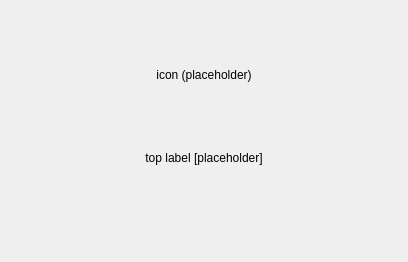
GrossLukas/client, file src/gui/loginrequireddialog/loginrequireddialog.ui: the form before one commit.
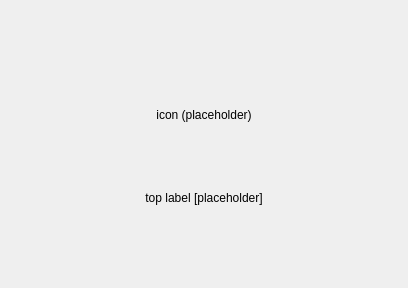
The form after the commit. Custom widgets are drawn as their Qt base class.

Commit message: Center content of the LoginRequiredDialog

The edit to the form file:
```diff
--- a/src/gui/loginrequireddialog/loginrequireddialog.ui
+++ b/src/gui/loginrequireddialog/loginrequireddialog.ui
@@ -7,7 +7,7 @@
     <x>0</x>
     <y>0</y>
     <width>408</width>
-    <height>262</height>
+    <height>288</height>
    </rect>
   </property>
   <property name="sizePolicy">
@@ -20,6 +20,19 @@
    <property name="spacing">
     <number>12</number>
    </property>
+   <item>
+    <spacer name="topSpacer">
+     <property name="orientation">
+      <enum>Qt::Vertical</enum>
+     </property>
+     <property name="sizeHint" stdset="0">
+      <size>
+       <width>20</width>
+       <height>40</height>
+      </size>
+     </property>
+    </spacer>
+   </item>
    <item>
     <widget class="QLabel" name="iconLabel">
      <property name="sizePolicy">
@@ -94,6 +107,19 @@
      </item>
     </layout>
    </item>
+   <item>
+    <spacer name="bottomSpacer">
+     <property name="orientation">
+      <enum>Qt::Vertical</enum>
+     </property>
+     <property name="sizeHint" stdset="0">
+      <size>
+       <width>20</width>
+       <height>40</height>
+      </size>
+     </property>
+    </spacer>
+   </item>
   </layout>
  </widget>
  <customwidgets>
```
